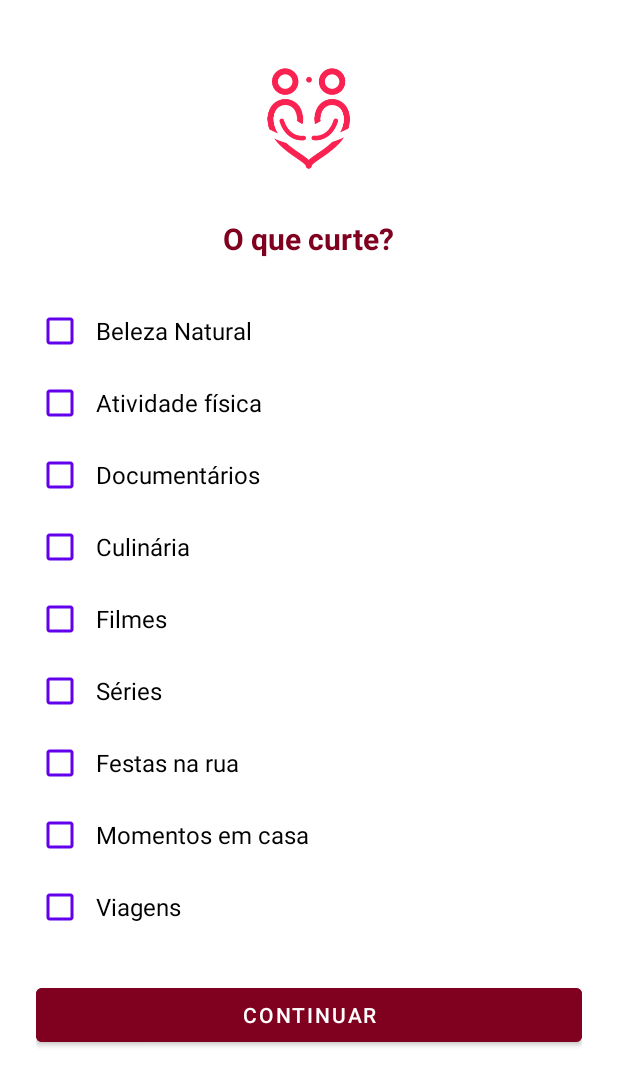
After one commit to Marcelosls/AppRelacionamentoInsexBa, an Android app: the layout activity_interesses.xml on its own in the app's theme, with its tools: preview values and no code run, on a phone screen of 412 x 824 dp. The commit adds this screen. Shown: the top 1086 px of the screen. Run offline under Robolectric (Android 15) with nearby library versions, the phone set to English and light mode, and no system bars.

Commit message:
interessess

```diff
--- /dev/null
+++ b/app/src/main/res/layout/activity_interesses.xml
@@ -0,0 +1,110 @@
+<?xml version="1.0" encoding="utf-8"?>
+<ScrollView
+    xmlns:android="http://schemas.android.com/apk/res/android"
+    android:id="@+id/main"
+    android:layout_width="match_parent"
+    android:layout_height="match_parent"
+    android:background="@android:color/white"
+    android:padding="24dp">
+
+    <LinearLayout
+        android:layout_width="match_parent"
+        android:layout_height="wrap_content"
+        android:orientation="vertical"
+        android:gravity="center_horizontal">
+
+        <ImageView
+            android:layout_width="80dp"
+            android:layout_height="80dp"
+            android:src="@drawable/ic_love_logo"
+            android:layout_marginBottom="16dp"
+            android:contentDescription="@string/icone"
+            android:layout_marginTop="15dp"/>
+
+        <TextView
+            android:id="@+id/tvTitulo"
+            android:layout_width="wrap_content"
+            android:layout_height="wrap_content"
+            android:text="O que curte?"
+            android:textSize="20sp"
+            android:textStyle="bold"
+            android:textColor="#800020"
+            android:layout_marginBottom="24dp"
+            android:layout_marginTop="10dp"/>
+
+        <!-- Lista de CheckBoxes -->
+        <CheckBox
+            android:id="@+id/checkboxBelezaNatural"
+            android:layout_width="match_parent"
+            android:layout_height="wrap_content"
+            android:text="Beleza Natural"
+            style="@style/EstiloCheckBox" />
+        <CheckBox
+            android:id="@+id/checkboxAtividadeFisica"
+            android:layout_width="match_parent"
+            android:layout_height="wrap_content"
+            android:text="Atividade física"
+            style="@style/EstiloCheckBox" />
+        <CheckBox
+            android:id="@+id/checkboxDocumentarios"
+            android:layout_width="match_parent"
+            android:layout_height="wrap_content"
+            android:text="Documentários"
+            style="@style/EstiloCheckBox" />
+
+        <CheckBox
+            android:id="@+id/checkboxCulinaria"
+            android:layout_width="match_parent"
+            android:layout_height="wrap_content"
+            android:text="Culinária"
+            style="@style/EstiloCheckBox" />
+
+        <CheckBox
+            android:id="@+id/checkboxFilmes"
+            android:layout_width="match_parent"
+            android:layout_height="wrap_content"
+            android:text="Filmes"
+            style="@style/EstiloCheckBox" />
+
+        <CheckBox
+            android:id="@+id/checkboxSeries"
+            android:layout_width="match_parent"
+            android:layout_height="wrap_content"
+            android:text="Séries"
+            style="@style/EstiloCheckBox" />
+
+        <CheckBox
+            android:id="@+id/checkboxFestasRua"
+            android:layout_width="match_parent"
+            android:layout_height="wrap_content"
+            android:text="Festas na rua"
+            style="@style/EstiloCheckBox" />
+
+        <CheckBox
+            android:id="@+id/checkboxMomentosCasa"
+            android:layout_width="match_parent"
+            android:layout_height="wrap_content"
+            android:text="Momentos em casa"
+            style="@style/EstiloCheckBox" />
+
+        <CheckBox
+            android:id="@+id/checkboxViagens"
+            android:layout_width="match_parent"
+            android:layout_height="wrap_content"
+            android:text="Viagens"
+            style="@style/EstiloCheckBox" />
+
+
+
+        <!-- Botão -->
+        <Button
+            android:id="@+id/btnContinuar"
+            android:layout_width="match_parent"
+            android:layout_height="wrap_content"
+            android:text="CONTINUAR"
+            android:backgroundTint="#800020"
+            android:textColor="@android:color/white"
+            android:layout_marginTop="24dp" />
+
+    </LinearLayout>
+</ScrollView>
--- a/app/src/main/res/values/strings.xml
+++ b/app/src/main/res/values/strings.xml
@@ -1,5 +1,6 @@
 <resources>
     <string name="app_name">AppRelacionamento</string>
+    <string name="icone" />
     <string-array name="desired_relationship_array">
         <item>Selecione um o relacionamento desejado</item>
         <item>Namoro</item>
--- a/app/src/main/res/values/styles.xml
+++ b/app/src/main/res/values/styles.xml
@@ -3,5 +3,14 @@
     <style name="RoundedImage">
         <item name="cornerFamily">rounded</item>
         <item name="cornerSize">50%</item>
+
+
     </style>
+    <style name="EstiloCheckBox">
+        <item name="android:textColor">#000000</item>
+        <item name="android:textSize">16sp</item>
+        <item name="android:buttonTint">#6200EE</item> <!-- Cor do check -->
+        <item name="android:padding">8dp</item>
+    </style>
+
 </resources>
```
Also changed, not shown: app/src/main/res/drawable/ic_love_logo.png (added).
